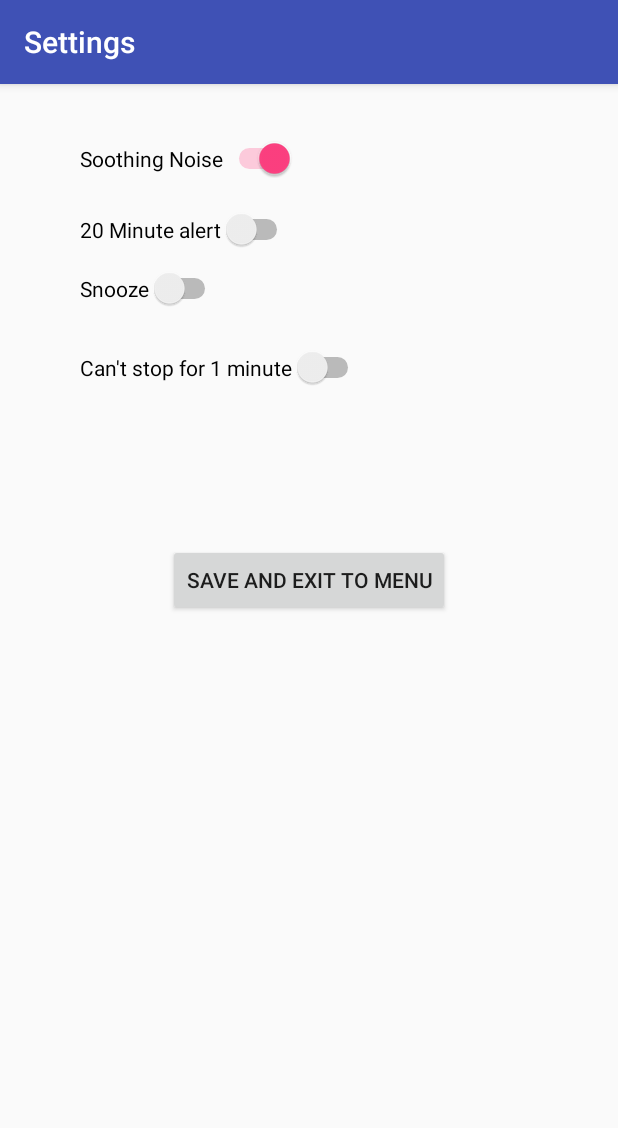
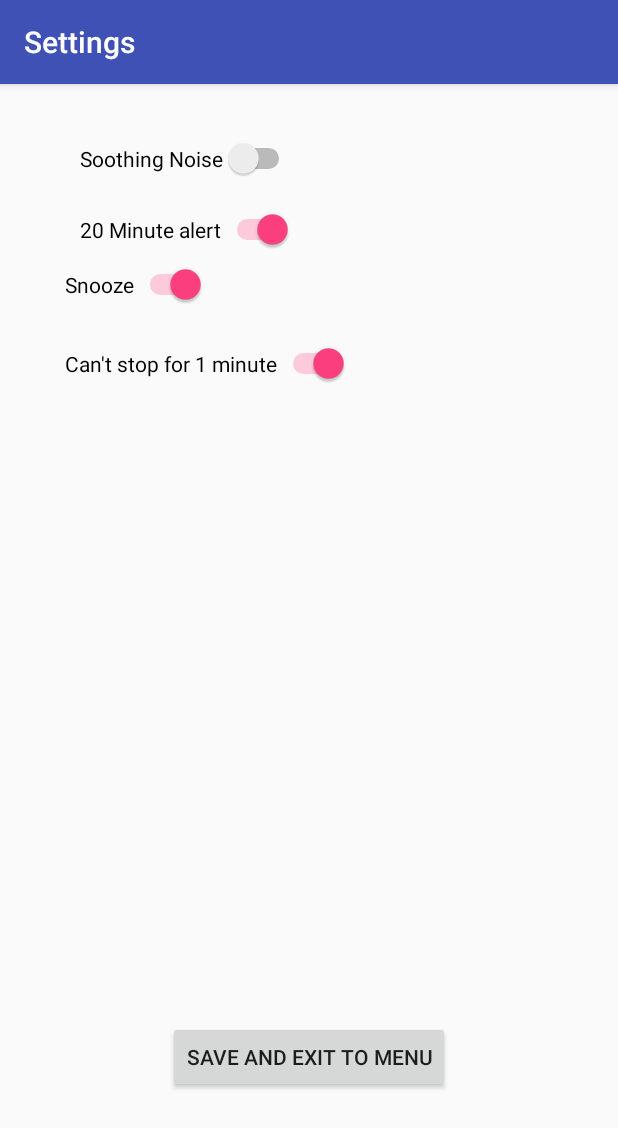
Before and after one commit to malcolm5858/AlexAndMalcolmSpartaHack2017, an Android app: the settingsActivity screen opened directly, with no data from a screen before it, after a tap on "Soothing Noise", on a phone screen of 412 x 824 dp. Shown: the top 1128 px of the screen. Run offline under Robolectric (Android 15) with nearby library versions, the phone set to English and light mode, and no system bars.

Commit message:
I actually did something!!!!!!!! Yay!!!

```diff
--- a/app/src/main/java/com/example/malcolmmachesky/testapp/settingsActivity.java
+++ b/app/src/main/java/com/example/malcolmmachesky/testapp/settingsActivity.java
@@ -1,10 +1,11 @@
 package com.example.malcolmmachesky.testapp;
 
+import android.content.Context;
 import android.content.Intent;
+import android.content.SharedPreferences;
 import android.support.v7.app.AppCompatActivity;
 import android.os.Bundle;
 import android.view.View;
-import android.widget.CheckBox;
 import android.widget.Switch;
 
 public class settingsActivity extends AppCompatActivity {
@@ -20,16 +21,20 @@ public class settingsActivity extends AppCompatActivity {
     boolean cantStop = false;
     @Override
     protected void onCreate(Bundle savedInstanceState) {
+        SharedPreferences sharedPref = getPreferences(MODE_PRIVATE);
         setTitle("Settings");
         super.onCreate(savedInstanceState);
         setContentView(R.layout.activity_settings);
         Intent intent = getIntent();
-        soothing = intent.getBooleanExtra(MainActivity.MESSAGE,false);
-        minuteAlert = intent.getBooleanExtra(MainActivity.MESSAGEALERT, false);
-        snooze = intent.getBooleanExtra(MainActivity.MESSAGESNOOZE, false);
-        cantStop = intent.getBooleanExtra(MainActivity.MESSAGECANTSTOP, false);
+       // soothing = intent.getBooleanExtra(MainActivity.MESSAGE,false);
+        soothing = sharedPref.getBoolean("soothing", true);
+        minuteAlert = sharedPref.getBoolean("minuteAlert", true);
+        snooze = sharedPref.getBoolean("snooze", true);
+        cantStop = sharedPref.getBoolean("cantStop", true);
+
         if(soothing){
             ((Switch) findViewById(R.id.SoothingNoise)).setChecked(true);
+
         }
         else {
             ((Switch) findViewById(R.id.SoothingNoise)).setChecked(false);
@@ -56,34 +61,52 @@ public class settingsActivity extends AppCompatActivity {
 
 
     public void onCheck(View view){
+        SharedPreferences sharedPref = getPreferences(MODE_PRIVATE);
+        SharedPreferences.Editor editor = sharedPref.edit();
         boolean checked = ((Switch) view).isChecked();
         switch(view.getId()){
             case R.id.SoothingNoise:
                 if (checked){
                     soothing = true;
+                   editor.putBoolean("soothing", true);
+                   editor.apply();
                 }else{
                     soothing = false;
+                    editor.putBoolean("soothing", false);
+                    editor.apply();
                 }
                 break;
             case R.id.MinuteAlert:
                 if(checked){
                     minuteAlert = true;
+                    editor.putBoolean("minuteAlert", true);
+                    editor.apply();
                 }else{
                     minuteAlert = false;
+                    editor.putBoolean("minuteAlert", false);
+                    editor.apply();
                 }
                 break;
             case R.id.Snooze:
                 if(checked){
                     snooze = true;
+                    editor.putBoolean("snooze", true);
+                    editor.apply();
                 }else{
                     snooze = false;
+                    editor.putBoolean("snooze", false);
+                    editor.apply();
                 }
                 break;
             case R.id.CantStop:
                 if(checked){
                     cantStop = true;
+                    editor.putBoolean("cantStop", true);
+                    editor.apply();
                 }else{
                     cantStop = false;
+                    editor.putBoolean("cantStop", false);
+                    editor.apply();
                 }
                 break;
         }
--- a/app/src/main/res/layout/activity_settings.xml
+++ b/app/src/main/res/layout/activity_settings.xml
@@ -33,34 +33,35 @@
         android:layout_alignStart="@+id/SoothingNoise"
         android:onClick="onCheck"/>
 
-    <Switch
-        android:text="@string/Snooze"
+    <Button
+        android:text="@string/saveMenu"
         android:layout_width="wrap_content"
         android:layout_height="wrap_content"
-        android:layout_below="@+id/MinuteAlert"
-        android:layout_alignStart="@+id/MinuteAlert"
-        android:layout_marginTop="12dp"
-        android:id="@+id/Snooze"
-        android:onClick="onCheck"/>
+        android:id="@+id/button4"
+        android:onClick="backToMenu"
+        android:layout_alignParentBottom="true"
+        android:layout_centerHorizontal="true"
+        android:layout_marginBottom="79dp" />
 
     <Switch
         android:text="@string/cantStop"
         android:layout_width="wrap_content"
         android:layout_height="wrap_content"
-        android:layout_below="@+id/Snooze"
-        android:layout_alignStart="@+id/Snooze"
         android:layout_marginTop="25dp"
         android:id="@+id/CantStop"
-        android:onClick="onCheck"/>
+        android:onClick="onCheck"
+        android:layout_below="@+id/Snooze"
+        android:layout_alignStart="@+id/Snooze" />
 
-    <Button
-        android:text="@string/saveMenu"
+    <Switch
+        android:text="@string/Snooze"
         android:layout_width="wrap_content"
         android:layout_height="wrap_content"
-        android:layout_marginTop="104dp"
-        android:id="@+id/button4"
-        android:layout_below="@+id/CantStop"
-        android:layout_centerHorizontal="true"
-        android:onClick="backToMenu"/>
+        android:layout_marginTop="9dp"
+        android:id="@+id/Snooze"
+        android:onClick="onCheck"
+        android:layout_marginStart="27dp"
+        android:layout_below="@+id/MinuteAlert"
+        android:layout_alignParentStart="true" />
 
 </RelativeLayout>
```
